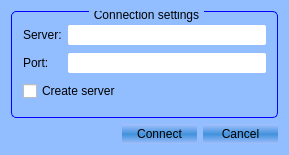
Kolizej/LessonControl, file frmconnect.ui: the form before one commit.
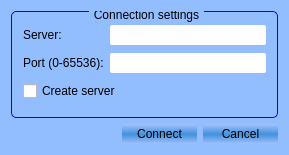
The form after the commit.

Patch:
```diff
--- a/frmconnect.ui
+++ b/frmconnect.ui
@@ -497,7 +497,7 @@
       <item row="2" column="0">
        <widget class="QLabel" name="label_2">
         <property name="text">
-         <string>Port:</string>
+         <string>Port (0-65536):</string>
         </property>
        </widget>
       </item>
@@ -511,7 +511,7 @@
 }</string>
         </property>
         <property name="inputMask">
-         <string>99999; </string>
+         <string/>
         </property>
        </widget>
       </item>
```
